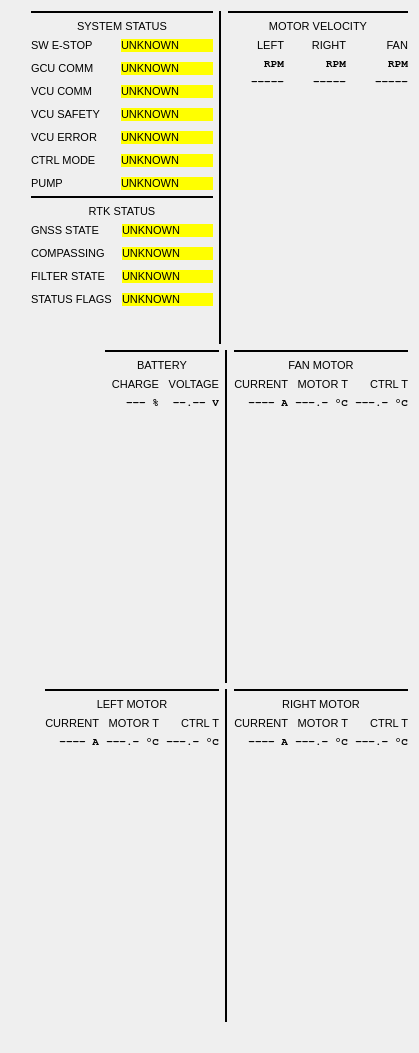
Old version of the form asb_rviz_plugins/resources/asb.ui in the repository AIRLab-POLIMI/AgroSenseBot.
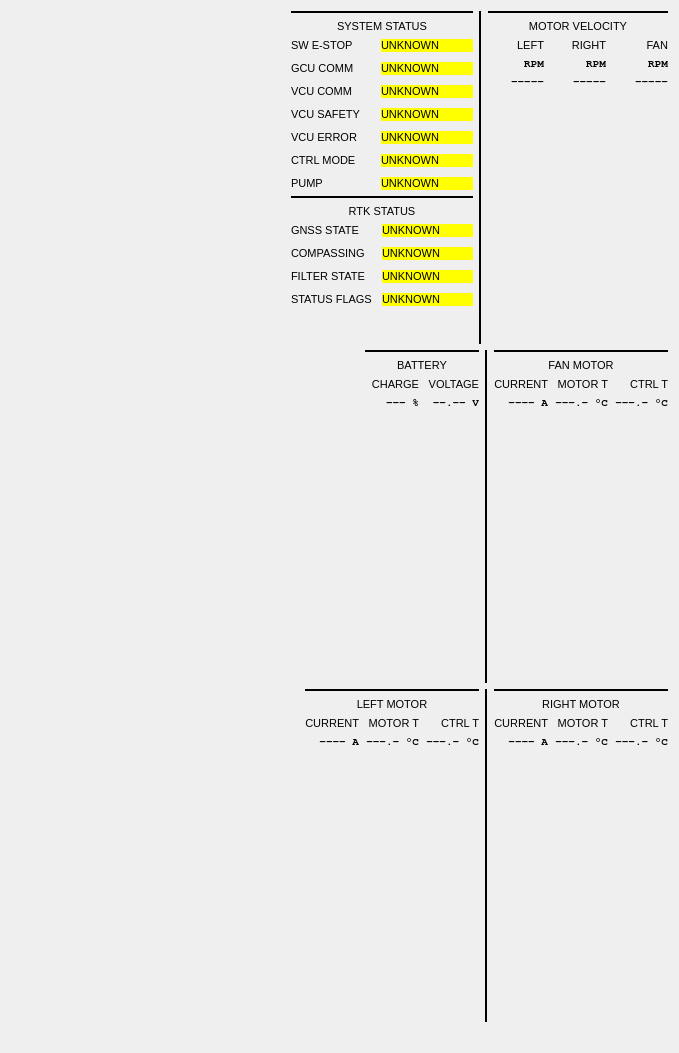
New version of the form. Custom widgets are drawn as their Qt base class.

Commit message: adjusted ui warning limits of control system

```diff
--- a/asb_rviz_plugins/resources/asb.ui
+++ b/asb_rviz_plugins/resources/asb.ui
@@ -12,7 +12,7 @@
    <rect>
     <x>0</x>
     <y>0</y>
-    <width>419</width>
+    <width>679</width>
     <height>1053</height>
    </rect>
   </property>
```
Left out of the diff: 4 changed lines with no effect on the pictures. The commit also changes 2 other files.
